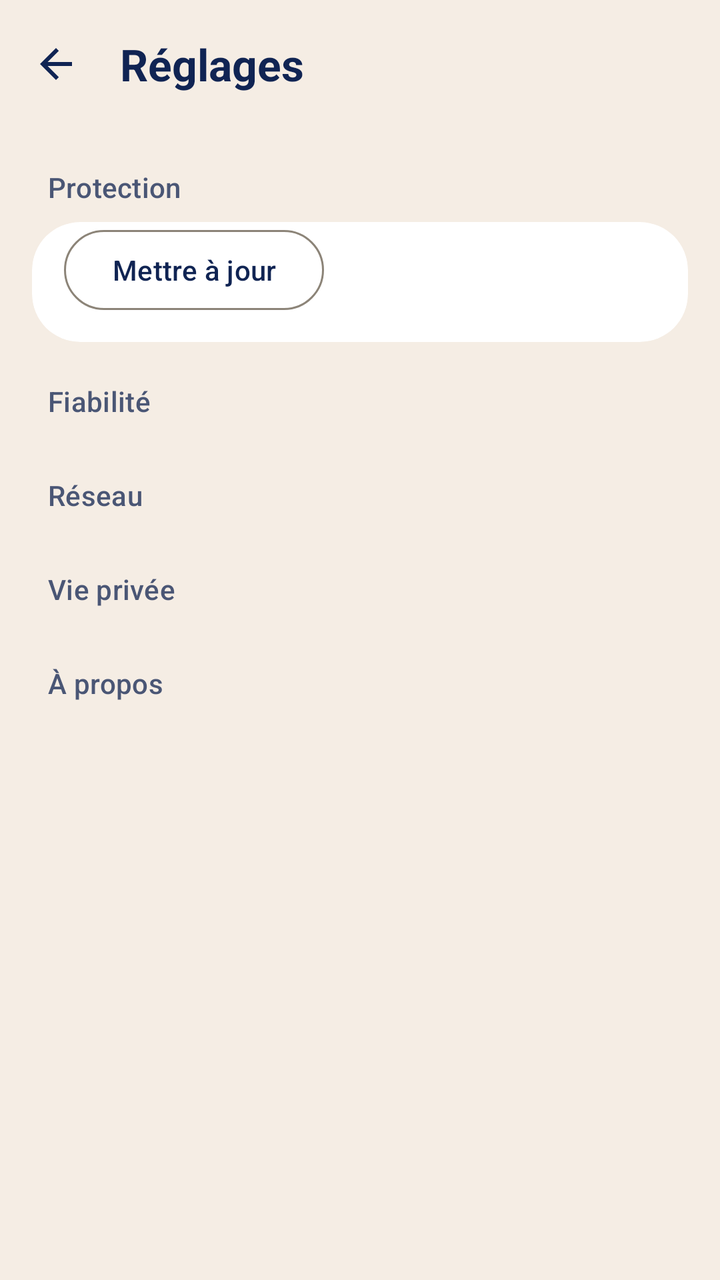
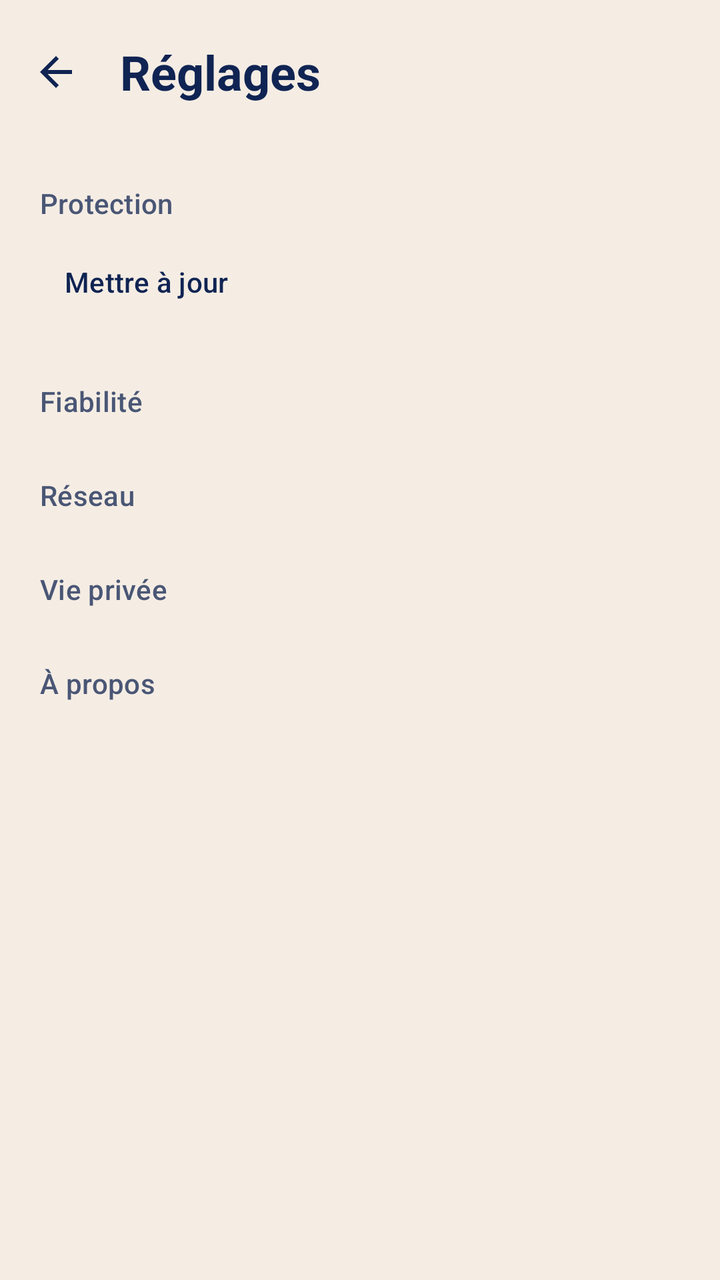

Two renders of the same Android screen: before a commit and after it. Below are the layout's source before the change and the commit's diff.
<!-- AndroidManifest.xml: application theme Theme.AKeeper -->
<!-- res/layout/screen_settings.xml -->
<?xml version="1.0" encoding="utf-8"?>
<LinearLayout xmlns:android="http://schemas.android.com/apk/res/android"
    xmlns:app="http://schemas.android.com/apk/res-auto"
    android:id="@+id/root"
    android:layout_width="match_parent"
    android:layout_height="match_parent"
    android:orientation="vertical">

    <LinearLayout
        android:layout_width="match_parent"
        android:layout_height="64dp"
        android:gravity="center_vertical"
        android:orientation="horizontal"
        android:paddingHorizontal="4dp">

        <ImageButton
            android:id="@+id/settings_back"
            android:layout_width="48dp"
            android:layout_height="48dp"
            android:background="?attr/selectableItemBackgroundBorderless"
            android:contentDescription="@string/settings_back"
            android:src="@drawable/ic_arrow_back"
            app:tint="?attr/colorOnSurface" />

        <TextView
            android:layout_width="wrap_content"
            android:layout_height="wrap_content"
            android:layout_marginStart="8dp"
            android:accessibilityHeading="true"
            android:text="@string/settings_title"
            android:textAppearance="?attr/textAppearanceTitleLarge"
            android:textColor="?attr/colorOnSurface"
            android:textStyle="bold" />
    </LinearLayout>

    <ScrollView
        android:layout_width="match_parent"
        android:layout_height="0dp"
        android:layout_weight="1">

        <LinearLayout
            android:layout_width="match_parent"
            android:layout_height="wrap_content"
            android:orientation="vertical"
            android:paddingHorizontal="16dp"
            android:paddingBottom="24dp">

            <TextView
                style="@style/Widget.AKeeper.SectionTitle"
                android:text="@string/settings_section_protection" />

            <com.google.android.material.card.MaterialCardView
                style="@style/Widget.AKeeper.Card"
                android:layout_width="match_parent"
                android:layout_height="wrap_content">

                <LinearLayout
                    android:id="@+id/settings_protection"
                    android:layout_width="match_parent"
                    android:layout_height="wrap_content"
                    android:orientation="vertical">

                    <com.google.android.material.button.MaterialButton
                        android:id="@+id/settings_rules_update"
                        style="@style/Widget.Material3.Button.OutlinedButton"
                        android:layout_width="wrap_content"
                        android:layout_height="48dp"
                        android:layout_marginHorizontal="16dp"
                        android:layout_marginBottom="12dp"
                        android:text="@string/settings_rules_update" />
                </LinearLayout>
            </com.google.android.material.card.MaterialCardView>

            <TextView
                style="@style/Widget.AKeeper.SectionTitle"
                android:text="@string/settings_section_reliability" />

            <com.google.android.material.card.MaterialCardView
                style="@style/Widget.AKeeper.Card"
                android:layout_width="match_parent"
                android:layout_height="wrap_content">

                <LinearLayout
                    android:id="@+id/settings_reliability"
                    android:layout_width="match_parent"
                    android:layout_height="wrap_content"
                    android:orientation="vertical" />
            </com.google.android.material.card.MaterialCardView>

            <TextView
                style="@style/Widget.AKeeper.SectionTitle"
                android:text="@string/settings_section_network" />

            <com.google.android.material.card.MaterialCardView
                style="@style/Widget.AKeeper.Card"
                android:layout_width="match_parent"
                android:layout_height="wrap_content">

                <LinearLayout
                    android:id="@+id/settings_network"
                    android:layout_width="match_parent"
                    android:layout_height="wrap_content"
                    android:orientation="vertical" />
            </com.google.android.material.card.MaterialCardView>

            <TextView
                style="@style/Widget.AKeeper.SectionTitle"
                android:text="@string/settings_section_privacy" />

            <com.google.android.material.card.MaterialCardView
                style="@style/Widget.AKeeper.Card"
                android:layout_width="match_parent"
                android:layout_height="wrap_content">

                <LinearLayout
                    android:id="@+id/settings_privacy"
                    android:layout_width="match_parent"
                    android:layout_height="wrap_content"
                    android:orientation="vertical" />
            </com.google.android.material.card.MaterialCardView>

            <TextView
                style="@style/Widget.AKeeper.SectionTitle"
                android:text="@string/settings_section_about" />

            <com.google.android.material.card.MaterialCardView
                style="@style/Widget.AKeeper.Card"
                android:layout_width="match_parent"
                android:layout_height="wrap_content">

                <LinearLayout
                    android:id="@+id/settings_about"
                    android:layout_width="match_parent"
                    android:layout_height="wrap_content"
                    android:orientation="vertical" />
            </com.google.android.material.card.MaterialCardView>
        </LinearLayout>
    </ScrollView>
</LinearLayout>
<!-- resources referenced by this layout -->
<resources>
  <!-- drawable ic_arrow_back (drawable) -->
  <vector xmlns:android="http://schemas.android.com/apk/res/android"
      android:width="24dp"
      android:height="24dp"
      android:autoMirrored="true"
      android:viewportWidth="24"
      android:viewportHeight="24">
      <path
          android:fillColor="@android:color/white"
          android:pathData="M20,11H7.83l5.59,-5.59L12,4l-8,8 8,8 1.41,-1.41L7.83,13H20v-2z" />
  </vector>
  <string name="settings_back">Retour</string>
  <string name="settings_rules_update">Mettre à jour</string>
  <string name="settings_section_about">À propos</string>
  <string name="settings_section_network">Réseau</string>
  <string name="settings_section_privacy">Vie privée</string>
  <string name="settings_section_protection">Protection</string>
  <string name="settings_section_reliability">Fiabilité</string>
  <string name="settings_title">Réglages</string>
  <style name="Widget.AKeeper.Card" parent="Widget.Material3.CardView.Filled">
          <item name="cardBackgroundColor">@color/akeeper_card</item>
          <item name="cardCornerRadius">24dp</item>
          <item name="cardElevation">0dp</item>
      </style>
  <style name="Widget.AKeeper.SectionTitle" parent="">
          <item name="android:layout_width">wrap_content</item>
          <item name="android:layout_height">wrap_content</item>
          <item name="android:layout_marginStart">8dp</item>
          <item name="android:layout_marginTop">20dp</item>
          <item name="android:layout_marginBottom">8dp</item>
          <item name="android:accessibilityHeading">true</item>
          <item name="android:textAppearance">?attr/textAppearanceTitleSmall</item>
          <item name="android:textColor">?attr/colorOnSurfaceVariant</item>
      </style>
  <color name="akeeper_card">@color/akeeper_white</color>
  <color name="akeeper_primary">@color/akeeper_midnight</color>
  <color name="akeeper_on_primary">@color/akeeper_ivory</color>
  <color name="akeeper_turquoise">#FF36C2CF</color>
  <color name="akeeper_midnight">#FF102453</color>
  <color name="akeeper_link">@color/akeeper_turquoise_text</color>
  <color name="akeeper_background">@color/akeeper_ivory</color>
  <color name="akeeper_on_background">@color/akeeper_midnight</color>
  <color name="akeeper_on_background_variant">@color/akeeper_slate</color>
  <color name="akeeper_outline">@color/akeeper_taupe</color>
  <color name="akeeper_outline_variant">@color/akeeper_sand</color>
  <style name="Widget.AKeeper.Switch" parent="Widget.Material3.CompoundButton.MaterialSwitch">
          <item name="trackTint">@color/akeeper_switch_track</item>
          <item name="thumbTint">@color/akeeper_switch_thumb</item>
          <item name="trackDecorationTint">@color/akeeper_switch_track_decoration</item>
      </style>
  <color name="akeeper_white">#FFFFFFFF</color>
  <color name="akeeper_ivory">#FFF5EDE4</color>
  <color name="akeeper_turquoise_text">#FF0B6B75</color>
  <color name="akeeper_slate">#FF4A5675</color>
  <color name="akeeper_taupe">#FF8C8478</color>
  <color name="akeeper_sand">#FFE2D8CC</color>
  <!-- unchanged entries left out for length: 1 -->
</resources>

<!-- the commit's change to res/layout/screen_settings.xml (unified diff, before → after) -->
@@ -8,7 +8,7 @@
 
     <LinearLayout
         android:layout_width="match_parent"
-        android:layout_height="64dp"
+        android:layout_height="72dp"
         android:gravity="center_vertical"
         android:orientation="horizontal"
         android:paddingHorizontal="4dp">
@@ -28,7 +28,7 @@
             android:layout_marginStart="8dp"
             android:accessibilityHeading="true"
             android:text="@string/settings_title"
-            android:textAppearance="?attr/textAppearanceTitleLarge"
+            android:textAppearance="?attr/textAppearanceHeadlineSmall"
             android:textColor="?attr/colorOnSurface"
             android:textStyle="bold" />
     </LinearLayout>
@@ -36,104 +36,70 @@
     <ScrollView
         android:layout_width="match_parent"
         android:layout_height="0dp"
-        android:layout_weight="1">
+        android:layout_weight="1"
+        android:clipToPadding="false">
 
         <LinearLayout
             android:layout_width="match_parent"
             android:layout_height="wrap_content"
             android:orientation="vertical"
-            android:paddingHorizontal="16dp"
-            android:paddingBottom="24dp">
+            android:paddingHorizontal="12dp"
+            android:paddingBottom="32dp">
 
             <TextView
                 style="@style/Widget.AKeeper.SectionTitle"
                 android:text="@string/settings_section_protection" />
 
-            <com.google.android.material.card.MaterialCardView
-                style="@style/Widget.AKeeper.Card"
-                android:layout_width="match_parent"
-                android:layout_height="wrap_content">
+            <LinearLayout
+                android:id="@+id/settings_protection"
+                style="@style/Widget.AKeeper.SettingsGroup"
+                android:orientation="vertical">
 
-                <LinearLayout
-                    android:id="@+id/settings_protection"
-                    android:layout_width="match_parent"
-                    android:layout_height="wrap_content"
-                    android:orientation="vertical">
-
-                    <com.google.android.material.button.MaterialButton
-                        android:id="@+id/settings_rules_update"
-                        style="@style/Widget.Material3.Button.OutlinedButton"
-                        android:layout_width="wrap_content"
-                        android:layout_height="48dp"
-                        android:layout_marginHorizontal="16dp"
-                        android:layout_marginBottom="12dp"
-                        android:text="@string/settings_rules_update" />
-                </LinearLayout>
-            </com.google.android.material.card.MaterialCardView>
+                <com.google.android.material.button.MaterialButton
+                    android:id="@+id/settings_rules_update"
+                    style="@style/Widget.Material3.Button.TextButton"
+                    android:layout_width="wrap_content"
+                    android:layout_height="44dp"
+                    android:layout_marginStart="8dp"
+                    android:layout_marginBottom="8dp"
+                    android:text="@string/settings_rules_update" />
+            </LinearLayout>
 
             <TextView
                 style="@style/Widget.AKeeper.SectionTitle"
                 android:text="@string/settings_section_reliability" />
 
-            <com.google.android.material.card.MaterialCardView
-                style="@style/Widget.AKeeper.Card"
-                android:layout_width="match_parent"
-                android:layout_height="wrap_content">
-
-                <LinearLayout
-                    android:id="@+id/settings_reliability"
-                    android:layout_width="match_parent"
-                    android:layout_height="wrap_content"
-                    android:orientation="vertical" />
-            </com.google.android.material.card.MaterialCardView>
+            <LinearLayout
+                android:id="@+id/settings_reliability"
+                style="@style/Widget.AKeeper.SettingsGroup"
+                android:orientation="vertical" />
 
             <TextView
                 style="@style/Widget.AKeeper.SectionTitle"
                 android:text="@string/settings_section_network" />
 
-            <com.google.android.material.card.MaterialCardView
-                style="@style/Widget.AKeeper.Card"
-                android:layout_width="match_parent"
-                android:layout_height="wrap_content">
-
-                <LinearLayout
-                    android:id="@+id/settings_network"
-                    android:layout_width="match_parent"
-                    android:layout_height="wrap_content"
-                    android:orientation="vertical" />
-            </com.google.android.material.card.MaterialCardView>
+            <LinearLayout
+                android:id="@+id/settings_network"
+                style="@style/Widget.AKeeper.SettingsGroup"
+                android:orientation="vertical" />
 
             <TextView
                 style="@style/Widget.AKeeper.SectionTitle"
                 android:text="@string/settings_section_privacy" />
 
-            <com.google.android.material.card.MaterialCardView
-                style="@style/Widget.AKeeper.Card"
-                android:layout_width="match_parent"
-                android:layout_height="wrap_content">
-
-                <LinearLayout
-                    android:id="@+id/settings_privacy"
-                    android:layout_width="match_parent"
-                    android:layout_height="wrap_content"
-                    android:orientation="vertical" />
-            </com.google.android.material.card.MaterialCardView>
+            <LinearLayout
+                android:id="@+id/settings_privacy"
+                style="@style/Widget.AKeeper.SettingsGroup"
+                android:orientation="vertical" />
 
             <TextView
                 style="@style/Widget.AKeeper.SectionTitle"
                 android:text="@string/settings_section_about" />
 
-            <com.google.android.material.card.MaterialCardView
-                style="@style/Widget.AKeeper.Card"
-                android:layout_width="match_parent"
-                android:layout_height="wrap_content">
-
-                <LinearLayout
-                    android:id="@+id/settings_about"
-                    android:layout_width="match_parent"
-                    android:layout_height="wrap_content"
-                    android:orientation="vertical" />
-            </com.google.android.material.card.MaterialCardView>
+            <LinearLayout
+                android:id="@+id/settings_about"
+                style="@style/Widget.AKeeper.SettingsGroup"
+                android:orientation="vertical" />
         </LinearLayout>
     </ScrollView>
 </LinearLayout>
<!-- resource entries referenced after the edit -->
@@ -19,11 +19,6 @@
   <string name="settings_section_protection">Protection</string>
   <string name="settings_section_reliability">Fiabilité</string>
   <string name="settings_title">Réglages</string>
-  <style name="Widget.AKeeper.Card" parent="Widget.Material3.CardView.Filled">
-          <item name="cardBackgroundColor">@color/akeeper_card</item>
-          <item name="cardCornerRadius">24dp</item>
-          <item name="cardElevation">0dp</item>
-      </style>
   <style name="Widget.AKeeper.SectionTitle" parent="">
           <item name="android:layout_width">wrap_content</item>
           <item name="android:layout_height">wrap_content</item>
@@ -33,6 +28,10 @@
           <item name="android:accessibilityHeading">true</item>
           <item name="android:textAppearance">?attr/textAppearanceTitleSmall</item>
           <item name="android:textColor">?attr/colorOnSurfaceVariant</item>
+      </style>
+  <style name="Widget.AKeeper.SettingsGroup" parent="">
+          <item name="android:layout_width">match_parent</item>
+          <item name="android:layout_height">wrap_content</item>
       </style>
   <color name="akeeper_card">@color/akeeper_white</color>
   <color name="akeeper_primary">@color/akeeper_midnight</color>
